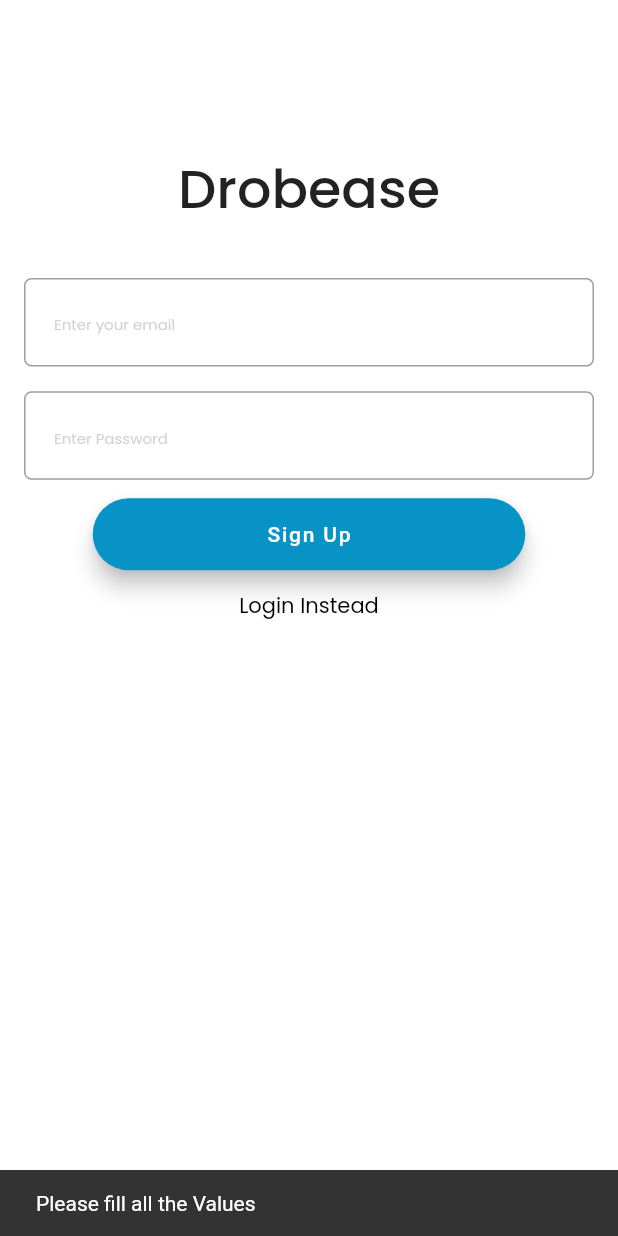
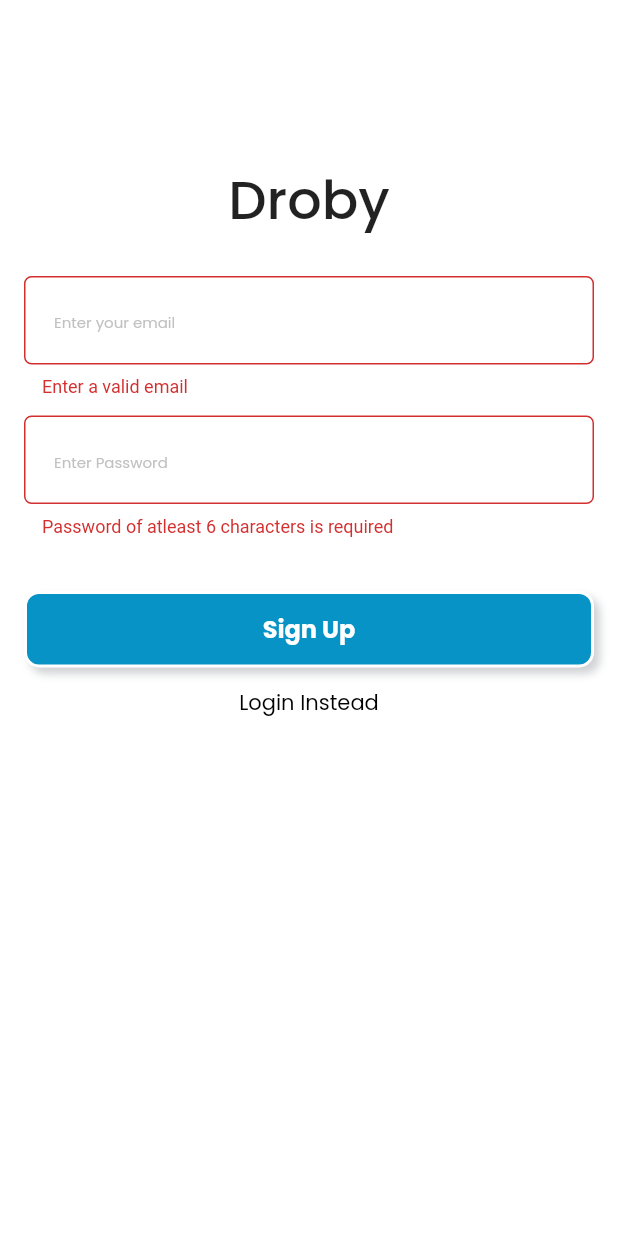
Before and after one commit to hardik17771/HomeEaze_SourceCode, a Flutter app: the SignUpPage screen opened directly, after a tap on "Sign Up", on a phone screen of 412 x 824 dp. Run offline on Flutter 3.47's test engine with Material 2 defaults, Android fonts, the phone set to English and light mode, and no system bars; our stand-ins replace cloud_firestore, firebase_auth, firebase_core, flutter_svg, flutter_typeahead, geocoding and 2 more; accounts and stored records are empty; network calls fail; project files that could hold a hidden picture were left out.

Commit message:
Order Models Changes

```diff
--- a/lib/Models/vendor_model.dart
+++ b/lib/Models/vendor_model.dart
@@ -1,5 +1,6 @@
 class VendorModel {
   final String vendorUid;
+  final String vendorEmail;
   final String vendorName;
   final String outletName;
   final String vendorMobileNumber;
@@ -15,6 +16,7 @@ class VendorModel {
   final double outletLongitude;
   VendorModel({
     required this.vendorUid,
+    required this.vendorEmail,
     required this.vendorName,
     required this.outletName,
     required this.vendorMobileNumber,
@@ -32,6 +34,7 @@ class VendorModel {
 
   VendorModel copyWith({
     String? vendorUid,
+    String? vendorEmail,
     String? vendorName,
     String? outletName,
     String? vendorMobileNumber,
@@ -48,6 +51,7 @@ class VendorModel {
   }) {
     return VendorModel(
       vendorUid: vendorUid ?? this.vendorUid,
+      vendorEmail: vendorEmail ?? this.vendorEmail,
       vendorName: vendorName ?? this.vendorName,
       outletName: outletName ?? this.outletName,
       vendorMobileNumber: vendorMobileNumber ?? this.vendorMobileNumber,
@@ -67,6 +71,7 @@ class VendorModel {
   Map<String, dynamic> toMap() {
     return <String, dynamic>{
       'vendorUid': vendorUid,
+      'vendorEmail': vendorEmail,
       'vendorName': vendorName,
       'outletName': outletName,
       'vendorMobileNumber': vendorMobileNumber,
@@ -86,6 +91,7 @@ class VendorModel {
   factory VendorModel.fromMap(Map<String, dynamic> map) {
     return VendorModel(
       vendorUid: map['vendorUid'] as String,
+      vendorEmail: map['vendorEmail'] as String,
       vendorName: map['vendorName'] as String,
       outletName: map['outletName'] as String,
       vendorMobileNumber: map['vendorMobileNumber'] as String,
--- a/lib/views/auth/signup_page.dart
+++ b/lib/views/auth/signup_page.dart
@@ -1,8 +1,8 @@
 import 'package:flutter/material.dart';
 import 'package:google_fonts/google_fonts.dart';
 import 'package:homeeaze_sourcecode/controllers/auth_controller.dart';
-import 'package:homeeaze_sourcecode/core/utils.dart';
 import 'package:homeeaze_sourcecode/views/auth/login_page.dart';
+import 'package:homeeaze_sourcecode/views/widgets/custom_button.dart';
 
 class SignUpPage extends StatefulWidget {
   const SignUpPage({super.key});
@@ -12,6 +12,7 @@ class SignUpPage extends StatefulWidget {
 }
 
 class _SignUpPageState extends State<SignUpPage> {
+  final _formKey = GlobalKey<FormState>();
   final AuthController authController = AuthController();
   final TextEditingController emailController = TextEditingController();
   final TextEditingController passController = TextEditingController();
@@ -28,58 +29,50 @@ class _SignUpPageState extends State<SignUpPage> {
     required String email,
     required String password,
   }) {
-    if (email.isEmpty || password.isEmpty) {
-      showSnackBar(
-        context: context,
-        text: "Please fill all the Values",
-      );
-    } else if (password.length < 6) {
-      showSnackBar(
-        context: context,
-        text: "Password of atleast 6 characters is required",
-      );
-    } else {
     authController.signUpUser(
       context: context,
       email: email,
       password: password,
     );
   }
-  }
 
   @override
   Widget build(BuildContext context) {
+    const buttonColor = Color(0xFF0793C5);
     double screenWidth = MediaQuery.of(context).size.width;
-    double screenHeight = MediaQuery.of(context).size.height;
     return Scaffold(
       backgroundColor: Colors.white,
       body: SingleChildScrollView(
+        child: Form(
+          key: _formKey,
           child: Container(
+            width: screenWidth,
             padding: const EdgeInsets.all(16.0),
             child: Column(
               children: <Widget>[
-              SizedBox(
-                height: screenHeight * .10,
-              ),
-              // Image.asset(
-              //   'assets/image1.png',
-              //   height: screenHeight * 0.35,
-              // ),
+                const SizedBox(height: 90),
                 Text(
-                "Drobease",
+                  "Droby",
                   style: GoogleFonts.poppins(
                     fontSize: 36,
                     fontWeight: FontWeight.w500,
                   ),
                 ),
-              SizedBox(height: screenHeight * .04),
-              TextField(
+                const SizedBox(height: 24),
+                TextFormField(
                   controller: emailController,
+                  validator: (value) {
+                    if (value == null || value.isEmpty) {
+                      return 'Enter a valid email';
+                    }
+                    return null;
+                  },
                   keyboardType: TextInputType.emailAddress,
                   decoration: InputDecoration(
                     hintStyle: GoogleFonts.poppins(
                       fontSize: 10,
-                    color: const Color(0xFFA8A7A7).withOpacity(.5),
+                      fontWeight: FontWeight.w400,
+                      color: const Color(0xFFA8A7A7).withOpacity(0.7),
                     ),
                     hintText: "   Enter your email",
                     border: OutlineInputBorder(
@@ -87,14 +80,21 @@ class _SignUpPageState extends State<SignUpPage> {
                     ),
                   ),
                 ),
-              SizedBox(height: screenHeight * 0.02),
-              TextField(
+                const SizedBox(height: 12),
+                TextFormField(
                   controller: passController,
                   obscureText: true,
+                  validator: (value) {
+                    if (value == null || value.isEmpty || value.length < 6) {
+                      return 'Password of atleast 6 characters is required';
+                    }
+                    return null;
+                  },
                   decoration: InputDecoration(
                     hintStyle: GoogleFonts.poppins(
                       fontSize: 10,
-                    color: const Color(0xFFA8A7A7).withOpacity(.5),
+                      fontWeight: FontWeight.w400,
+                      color: const Color(0xFFA8A7A7).withOpacity(0.7),
                     ),
                     hintText: '   Enter Password',
                     border: OutlineInputBorder(
@@ -102,24 +102,23 @@ class _SignUpPageState extends State<SignUpPage> {
                     ),
                   ),
                 ),
-              SizedBox(height: screenHeight * .015),
-              Container(
-                width: screenWidth * 0.70,
-                child: FloatingActionButton.extended(
-                  onPressed: () {
+                const SizedBox(height: 36),
+                CustomButton(
+                  text: "Sign Up",
+                  bgColor: buttonColor,
+                  textColor: Colors.white,
+                  onPress: () {
+                    if (_formKey.currentState!.validate()) {
+                      // Navigate to HomePage & Save Data to Firebase
                       signUpUser(
                         context: context,
                         email: emailController.text.trim(),
                         password: passController.text.trim(),
                       );
+                    }
                   },
-                  label: const Text('Sign Up'),
-                  backgroundColor: const Color(0xFF0793C5),
                 ),
-              ),
-              SizedBox(
-                width: screenWidth * 0.7,
-                child: TextButton(
+                TextButton(
                   onPressed: () {
                     Navigator.of(context).push(
                       MaterialPageRoute(builder: (context) {
@@ -136,8 +135,8 @@ class _SignUpPageState extends State<SignUpPage> {
                     ),
                   ),
                 ),
+              ],
             ),
-            ],
           ),
         ),
       ),
```
Also changed, not shown: lib/Models/order_model.dart (+39 -7 lines), lib/controllers/data_controller.dart (+6 -34 lines), lib/views/auth/login_page.dart (+21 -28 lines), lib/views/home_page.dart (+1 -21 lines). Lines whose indentation alone changed are shown as unchanged.
